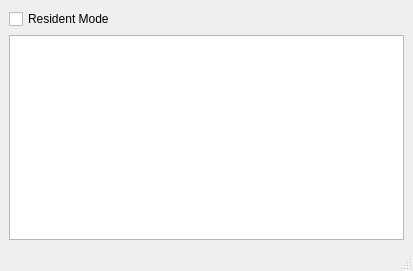
Before: the Qt Designer form mainwindow.ui in Ming-Hao/ClipboardTracker, drawn with Qt 5.
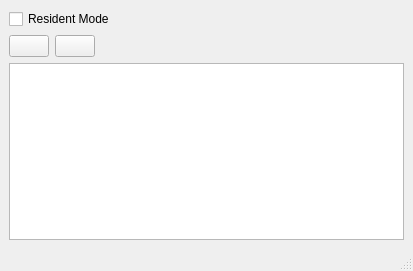
After: the same form once the commit is applied.

Commit message: Use button to operate open explorer and delete item

```diff
--- a/mainwindow.ui
+++ b/mainwindow.ui
@@ -28,10 +28,37 @@
        <number>0</number>
       </property>
       <item>
-       <widget class="QListView" name="textTypeListView"/>
+       <widget class="QPushButton" name="btnOpenFile">
+        <property name="text">
+         <string/>
+        </property>
+       </widget>
+      </item>
+      <item>
+       <widget class="QPushButton" name="btnDelete">
+        <property name="text">
+         <string/>
+        </property>
+       </widget>
+      </item>
+      <item>
+       <spacer name="horizontalSpacer">
+        <property name="orientation">
+         <enum>Qt::Horizontal</enum>
+        </property>
+        <property name="sizeHint" stdset="0">
+         <size>
+          <width>40</width>
+          <height>20</height>
+         </size>
+        </property>
+       </spacer>
       </item>
      </layout>
     </item>
+    <item>
+     <widget class="QListView" name="textTypeListView"/>
+    </item>
    </layout>
   </widget>
   <widget class="QMenuBar" name="menubar">
```
The commit also changes 5 other files.
